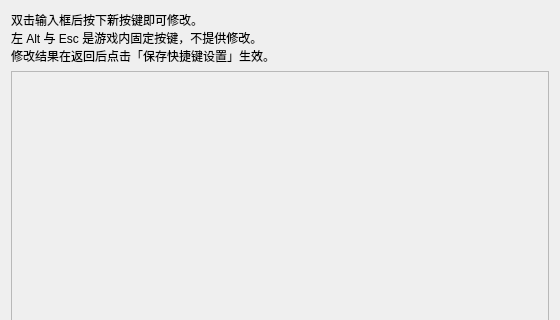
Before: the Qt Designer form resource/ui/GameKeybinding.ui in syfoud/Simulated_Scepter, drawn with Qt 5; both pictures show x 0 to 560 and y 0 to 320 of the 560 by 760 pixel window.
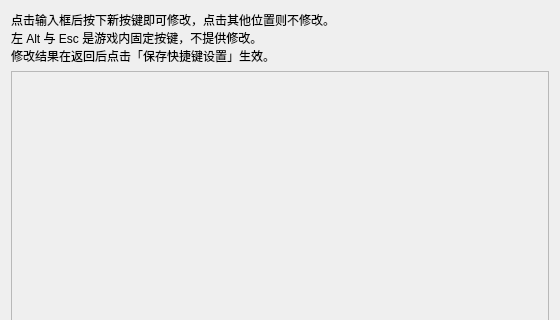
After: the same form once the commit is applied.

```diff
--- a/resource/ui/GameKeybinding.ui
+++ b/resource/ui/GameKeybinding.ui
@@ -17,7 +17,7 @@
    <item>
     <widget class="QLabel" name="tip_label">
      <property name="text">
-      <string>双击输入框后按下新按键即可修改。
+      <string>点击输入框后按下新按键即可修改，点击其他位置则不修改。
 左 Alt 与 Esc 是游戏内固定按键，不提供修改。
 修改结果在返回后点击「保存快捷键设置」生效。</string>
      </property>
```
